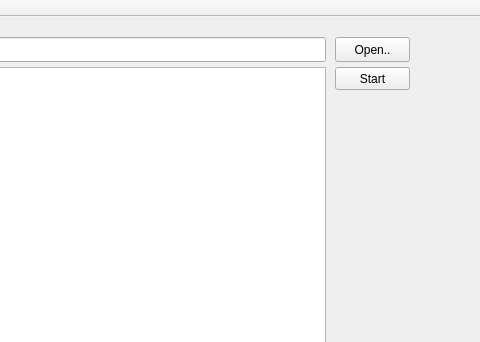
Old version of the form gui/parser_code/mainwindow.ui in the repository evgenybritan/parser; both pictures show x 395 to 875 and y 0 to 342 of the 875 by 584 pixel window.
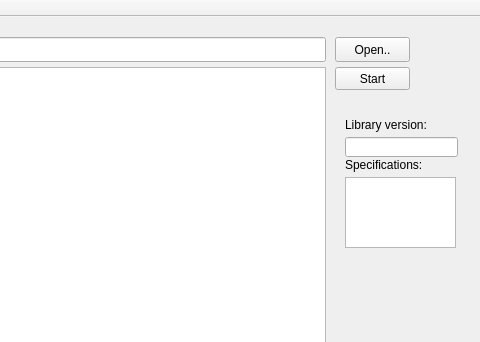
New version of the form.

What changed in the file:
```diff
--- a/gui/parser_code/mainwindow.ui
+++ b/gui/parser_code/mainwindow.ui
@@ -60,6 +60,52 @@
      <string>Start</string>
     </property>
    </widget>
+   <widget class="QLineEdit" name="libVer">
+    <property name="geometry">
+     <rect>
+      <x>740</x>
+      <y>120</y>
+      <width>113</width>
+      <height>20</height>
+     </rect>
+    </property>
+   </widget>
+   <widget class="QLabel" name="label">
+    <property name="geometry">
+     <rect>
+      <x>740</x>
+      <y>100</y>
+      <width>101</width>
+      <height>16</height>
+     </rect>
+    </property>
+    <property name="text">
+     <string>Library version:</string>
+    </property>
+   </widget>
+   <widget class="QLabel" name="label_2">
+    <property name="geometry">
+     <rect>
+      <x>740</x>
+      <y>140</y>
+      <width>101</width>
+      <height>16</height>
+     </rect>
+    </property>
+    <property name="text">
+     <string>Specifications:</string>
+    </property>
+   </widget>
+   <widget class="QTextEdit" name="spec">
+    <property name="geometry">
+     <rect>
+      <x>740</x>
+      <y>160</y>
+      <width>111</width>
+      <height>71</height>
+     </rect>
+    </property>
+   </widget>
   </widget>
   <widget class="QMenuBar" name="menuBar">
    <property name="geometry">
```
